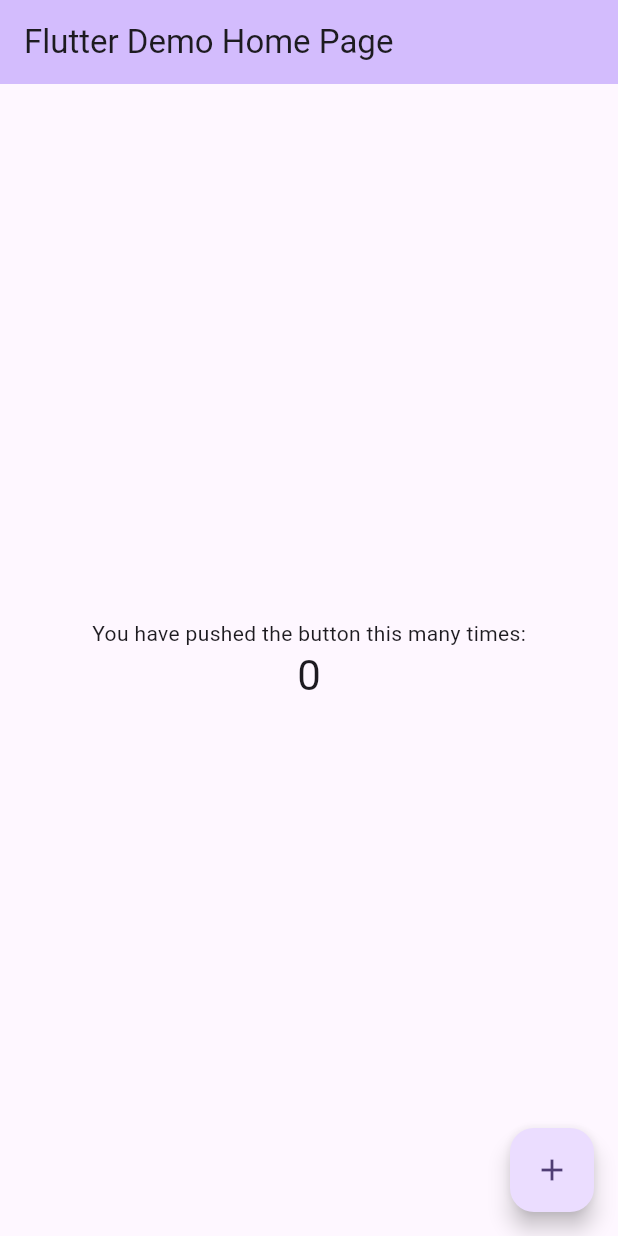
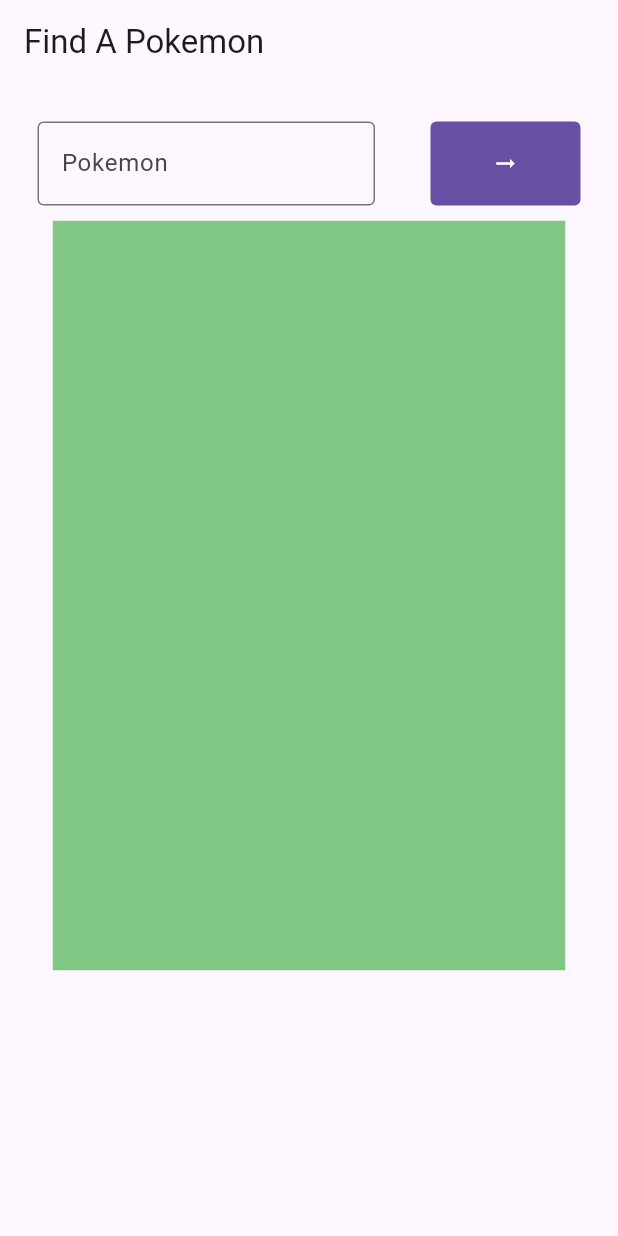
Before and after one commit to Ad0pt3d/flutter-final-project, a Flutter app: the screen it shows after launch, on a phone screen of 412 x 824 dp. Run offline on Flutter 3.47's test engine with Material 3 defaults, Android fonts, the light colour scheme and no system bars.

Commit message:
Added Pokemon and Cart enitites (WIP). Added all empty screens. API Screen (WIP)

```diff
--- /dev/null
+++ b/lib/entities/cart.dart
@@ -0,0 +1,23 @@
+import 'package:pokecart/entities/pokemon.dart';
+
+class Cart {
+  List<Pokemon> items = [];
+
+  String getTotal() {
+    double totalPrice = 0;
+
+    for (var item in items) {
+      totalPrice += item.price;
+    }
+
+    return totalPrice.toStringAsFixed(2);
+  }
+
+  void addToCart(Pokemon pokemon) {
+    items.add(pokemon);
+  }
+
+  void removeFromCart(int idx) {
+    items.removeAt(idx);
+  }
+}
--- a/lib/entities/pokemon.dart
+++ b/lib/entities/pokemon.dart
@@ -1,3 +1,15 @@
 class Pokemon {
+  int id;
+  String name;
+  String rarity;
+  double price;
+  String type;
 
+  Pokemon({
+    required this.id,
+    required this.name,
+    required this.rarity,
+    required this.price,
+    required this.type
+  });
 }
--- a/lib/main.dart
+++ b/lib/main.dart
@@ -1,125 +1,18 @@
 import 'package:flutter/material.dart';
+import 'package:pokecart/screens/pokemon_api_screen.dart';
 
 void main() {
   runApp(const MyApp());
-}
+} // Returns the MaterialApp
 
 class MyApp extends StatelessWidget {
   const MyApp({super.key});
 
-  // This widget is the root of your application.
   @override
   Widget build(BuildContext context) {
-    return MaterialApp(
-      title: 'Flutter Demo',
-      theme: ThemeData(
-        // This is the theme of your application.
-        //
-        // TRY THIS: Try running your application with "flutter run". You'll see
-        // the application has a purple toolbar. Then, without quitting the app,
-        // try changing the seedColor in the colorScheme below to Colors.green
-        // and then invoke "hot reload" (save your changes or press the "hot
-        // reload" button in a Flutter-supported IDE, or press "r" if you used
-        // the command line to start the app).
-        //
-        // Notice that the counter didn't reset back to zero; the application
-        // state is not lost during the reload. To reset the state, use hot
-        // restart instead.
-        //
-        // This works for code too, not just values: Most code changes can be
-        // tested with just a hot reload.
-        colorScheme: ColorScheme.fromSeed(seedColor: Colors.deepPurple),
-        useMaterial3: true,
-      ),
-      home: const MyHomePage(title: 'Flutter Demo Home Page'),
+    return const MaterialApp(
+      home: ApiScreen(),
+      debugShowCheckedModeBanner: false,
     );
   }
 }
-
-class MyHomePage extends StatefulWidget {
-  const MyHomePage({super.key, required this.title});
-
-  // This widget is the home page of your application. It is stateful, meaning
-  // that it has a State object (defined below) that contains fields that affect
-  // how it looks.
-
-  // This class is the configuration for the state. It holds the values (in this
-  // case the title) provided by the parent (in this case the App widget) and
-  // used by the build method of the State. Fields in a Widget subclass are
-  // always marked "final".
-
-  final String title;
-
-  @override
-  State<MyHomePage> createState() => _MyHomePageState();
-}
-
-class _MyHomePageState extends State<MyHomePage> {
-  int _counter = 0;
-
-  void _incrementCounter() {
-    setState(() {
-      // This call to setState tells the Flutter framework that something has
-      // changed in this State, which causes it to rerun the build method below
-      // so that the display can reflect the updated values. If we changed
-      // _counter without calling setState(), then the build method would not be
-      // called again, and so nothing would appear to happen.
-      _counter++;
-    });
-  }
-
-  @override
-  Widget build(BuildContext context) {
-    // This method is rerun every time setState is called, for instance as done
-    // by the _incrementCounter method above.
-    //
-    // The Flutter framework has been optimized to make rerunning build methods
-    // fast, so that you can just rebuild anything that needs updating rather
-    // than having to individually change instances of widgets.
-    return Scaffold(
-      appBar: AppBar(
-        // TRY THIS: Try changing the color here to a specific color (to
-        // Colors.amber, perhaps?) and trigger a hot reload to see the AppBar
-        // change color while the other colors stay the same.
-        backgroundColor: Theme.of(context).colorScheme.inversePrimary,
-        // Here we take the value from the MyHomePage object that was created by
-        // the App.build method, and use it to set our appbar title.
-        title: Text(widget.title),
-      ),
-      body: Center(
-        // Center is a layout widget. It takes a single child and positions it
-        // in the middle of the parent.
-        child: Column(
-          // Column is also a layout widget. It takes a list of children and
-          // arranges them vertically. By default, it sizes itself to fit its
-          // children horizontally, and tries to be as tall as its parent.
-          //
-          // Column has various properties to control how it sizes itself and
-          // how it positions its children. Here we use mainAxisAlignment to
-          // center the children vertically; the main axis here is the vertical
-          // axis because Columns are vertical (the cross axis would be
-          // horizontal).
-          //
-          // TRY THIS: Invoke "debug painting" (choose the "Toggle Debug Paint"
-          // action in the IDE, or press "p" in the console), to see the
-          // wireframe for each widget.
-          mainAxisAlignment: MainAxisAlignment.center,
-          children: <Widget>[
-            const Text(
-              'You have pushed the button this many times:',
-            ),
-            Text(
-              '$_counter',
-              style: Theme.of(context).textTheme.headlineMedium,
-            ),
-          ],
-        ),
-      ),
-      floatingActionButton: FloatingActionButton(
-        onPressed: _incrementCounter,
-        tooltip: 'Increment',
-        child: const Icon(Icons.add),
-      ), // This trailing comma makes auto-formatting nicer for build methods.
-    );
-  }
-}
--- /dev/null
+++ b/lib/screens/pokemon_api_screen.dart
@@ -0,0 +1,65 @@
+import 'package:flutter/material.dart';
+
+class ApiScreen extends StatefulWidget {
+  const ApiScreen({super.key});
+
+  @override
+  State<ApiScreen> createState() => _ApiScreenState();
+}
+
+class _ApiScreenState extends State<ApiScreen> {
+  final searchController = TextEditingController();
+
+  @override
+  Widget build(BuildContext context) {
+    return Scaffold(
+      appBar: AppBar(
+        title: const Text("Find A Pokemon"),
+      ),
+      body: Container(
+        padding: const EdgeInsets.all(25),
+        alignment: Alignment.topCenter,
+        child: Column(
+          children: [
+            Row(
+              mainAxisAlignment: MainAxisAlignment.spaceBetween,
+              children: [
+                const SizedBox(
+                  width: 225,
+                  child: TextField(
+                    decoration: InputDecoration(
+                      border: OutlineInputBorder(),
+                      labelText: "Pokemon",
+                    ),
+                  ),
+                ),
+                SizedBox(
+                  width: 100,
+                  height: 56,
+                  child: FilledButton(
+                    onPressed: () {},
+                    style: FilledButton.styleFrom(
+                        shape: RoundedRectangleBorder(
+                      borderRadius: BorderRadius.circular(4),
+                    )),
+                    child: const Icon(Icons.arrow_right_alt),
+                  ),
+                ),
+              ],
+            ),
+            Padding(
+                padding: const EdgeInsets.all(10),
+                child: ClipRRect(
+                  child: Container(
+                    color: Colors.green[300],
+                    width: 400,
+                    height: 500,
+                  ),
+                ),
+            )
+          ],
+        ),
+      ),
+    );
+  }
+}
```
Also changed, not shown: lib/screens/add_to_store_screen.dart (added), lib/screens/cart_screen.dart (added), lib/screens/pokemon_details_screen.dart (added), lib/screens/pokemon_product_screen.dart (added), lib/screens/welcome_screen.dart (added), 1 other file.
